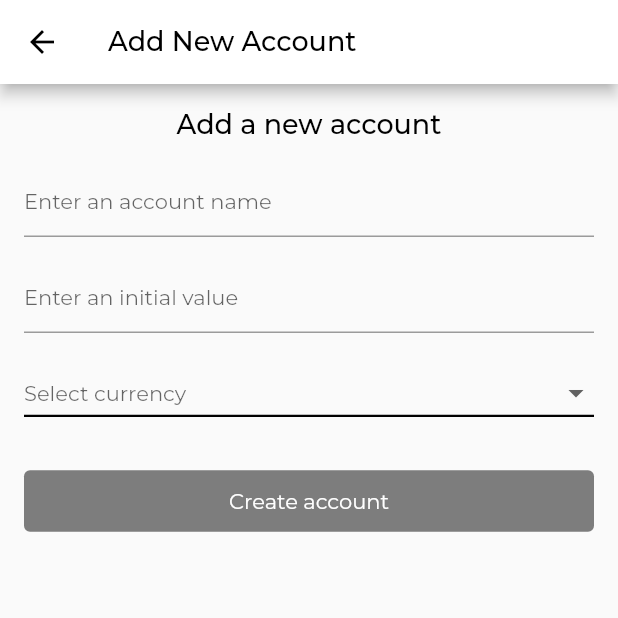
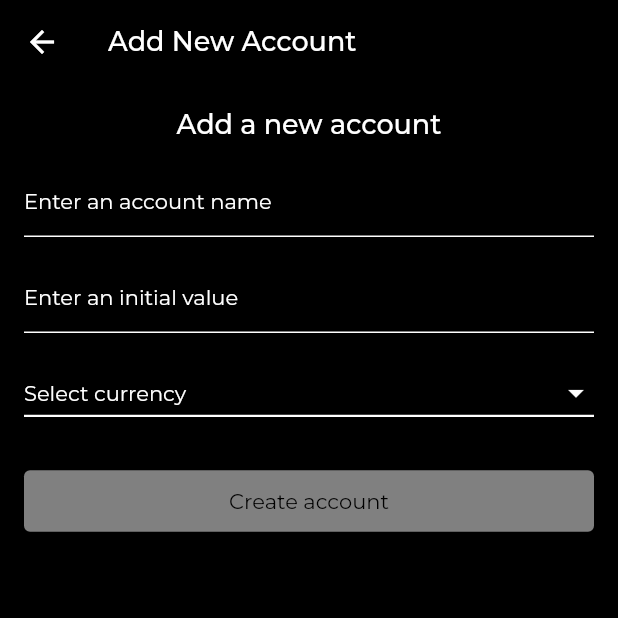
Before and after one commit to krzychudz/wallet_tracker_v2, a Flutter app: the screen it shows after launch, after a tap on "Add Account", on a phone screen of 412 x 824 dp, the top half of it. Run offline on Flutter 3.47's test engine with Material 2 defaults, Android fonts, the phone set to English and light mode, and no system bars; our stand-ins replace dartz, drift, easy_localization, flutter_bloc, flutter_hooks, flutter_modular and 4 more; missing offline and left inert: money2, quick_actions; accounts and stored records are empty; generated files the repository leaves out were written again; project files that could hold a hidden picture were left out.

Commit message:
Wip dark mode

```diff
--- a/lib/core/widgets/app_bar/app_bar.dart
+++ b/lib/core/widgets/app_bar/app_bar.dart
@@ -16,13 +16,10 @@ class MainAppBar extends StatelessWidget implements PreferredSizeWidget {
       backgroundColor: Theme.of(context).primaryColor,
       title: Text(
         title,
-        style: Theme.of(context).textTheme.headline1,
+        style: Theme.of(context).textTheme.displayLarge,
       ),
       actions: actions,
       automaticallyImplyLeading: true,
-      iconTheme: const IconThemeData(
-        color: Colors.black,
-      ),
     );
   }
 
--- a/lib/features/add_account/presentation/pages/add_account_view.dart
+++ b/lib/features/add_account/presentation/pages/add_account_view.dart
@@ -154,7 +154,11 @@ class CurrencyPicker extends StatelessWidget {
           final currencyCode = state.currencyCode.value;
           return DropdownButton(
             value: currencyCode.isNotEmpty ? currencyCode : null,
-            hint: const Text('add_account_select_currency').tr(),
+            iconEnabledColor: Theme.of(context).colorScheme.secondary,
+            hint: Text(
+              'add_account_select_currency',
+              style: TextStyle(color: Theme.of(context).colorScheme.secondary),
+            ).tr(),
             isExpanded: true,
             underline: Container(
               height: 1.5,
--- a/lib/features/dashboard/presentation/pages/dashboard/dashboard_view.dart
+++ b/lib/features/dashboard/presentation/pages/dashboard/dashboard_view.dart
@@ -45,7 +45,6 @@ class DashboardViewBody extends StatelessWidget {
   @override
   Widget build(BuildContext context) {
     return Scaffold(
-      backgroundColor: CustomColors.mainBackground,
       appBar: MainAppBar(
         title: 'app_name_label'.tr(),
       ),
--- a/lib/main.dart
+++ b/lib/main.dart
@@ -3,7 +3,7 @@ import 'package:flutter/material.dart';
 import 'package:flutter_modular/flutter_modular.dart'
     hide ModularWatchExtension;
 import 'package:wallet_tracker_v2/features/quick_actions/quick_actions_cubit.dart';
-import 'package:wallet_tracker_v2/theme/theme%20data/theme_light.dart';
+import 'package:wallet_tracker_v2/theme/theme_data/theme_dark.dart';
 
 import 'app_module.dart';
 
@@ -42,7 +42,7 @@ class _WalletTrackerAppState extends State<WalletTrackerApp> {
   Widget build(BuildContext context) {
     return MaterialApp.router(
       title: 'Wallet Tracker',
-      theme: lightThemeData(context),
+      theme: darkThemeData(context),
       locale: context.locale,
       localizationsDelegates: context.localizationDelegates,
       supportedLocales: context.supportedLocales,
--- a/lib/theme/theme data/theme_light.dart
+++ b/lib/theme/theme_data/theme_dark.dart
@@ -1,20 +1,26 @@
 import 'package:flutter/material.dart';
-import 'package:wallet_tracker_v2/theme/colors/custom_colors.dart';
 
-ThemeData lightThemeData(BuildContext context) {
-  return ThemeData.light().copyWith(
-    textSelectionTheme: const TextSelectionThemeData(cursorColor: Colors.black),
+ThemeData darkThemeData(BuildContext context) {
+  return ThemeData.dark().copyWith(
+    scaffoldBackgroundColor: Colors.black,
+    textSelectionTheme: const TextSelectionThemeData(cursorColor: Colors.white),
     inputDecorationTheme: const InputDecorationTheme(
+      hintStyle: TextStyle(
+        color: Colors.white,
+      ),
       focusedBorder: UnderlineInputBorder(
         borderSide: BorderSide(
           color: Colors.black,
         ),
       ),
+      enabledBorder: UnderlineInputBorder(
+        borderSide: BorderSide(color: Colors.white),
+      ),
     ),
-    primaryColor: Colors.white,
+    primaryColor: Colors.black,
     textTheme: const TextTheme(
       displayLarge: TextStyle(
-        color: Colors.black,
+        color: Colors.white,
         fontSize: 18.0,
         fontFamily: 'Montserrat',
         fontWeight: FontWeight.w500,
@@ -31,7 +37,7 @@ ThemeData lightThemeData(BuildContext context) {
         fontWeight: FontWeight.w500,
       ),
       headlineMedium: TextStyle(
-        color: Colors.grey,
+        color: Colors.black,
         fontSize: 12.0,
         fontFamily: 'Montserrat',
         fontWeight: FontWeight.w500,
@@ -42,36 +48,41 @@ ThemeData lightThemeData(BuildContext context) {
         fontFamily: 'Montserrat',
       ),
       bodyMedium: TextStyle(
-        color: CustomColors.blackText,
+        color: Colors.black,
         fontSize: 10.0,
         fontFamily: 'Montserrat',
       ),
       bodySmall: TextStyle(
-        color: Colors.black,
+        color: Colors.white,
         fontSize: 14.0,
         fontFamily: 'Montserrat',
       ),
       titleMedium: TextStyle(
-        color: Colors.black,
+        color: Colors.white,
         fontSize: 14.0,
         fontFamily: 'Montserrat',
       ),
     ),
+    appBarTheme: const AppBarTheme(
+      iconTheme: IconThemeData(color: Colors.white),
+    ),
+    floatingActionButtonTheme: const FloatingActionButtonThemeData(
+        backgroundColor: Colors.white, foregroundColor: Colors.black),
     elevatedButtonTheme: ElevatedButtonThemeData(
       style: ButtonStyle(
         backgroundColor: MaterialStateProperty.resolveWith<Color>(
           (Set<MaterialState> states) {
             if (states.contains(MaterialState.pressed)) {
-              return Colors.black.withOpacity(0.5);
+              return Colors.white.withOpacity(0.5);
             } else {
               if (states.contains(MaterialState.disabled)) {
-                return Colors.black.withOpacity(0.5);
+                return Colors.white.withOpacity(0.5);
               }
             }
-            return Colors.black; // Use the component's default.
+            return Colors.white; // Use the component's default.
           },
         ),
-        foregroundColor: MaterialStateProperty.all<Color>(Colors.white),
+        foregroundColor: MaterialStateProperty.all<Color>(Colors.black),
         textStyle: MaterialStateProperty.all<TextStyle>(
           const TextStyle(
             color: Colors.black,
@@ -83,8 +94,8 @@ ThemeData lightThemeData(BuildContext context) {
     ),
     colorScheme: ColorScheme.fromSwatch()
         .copyWith(
-          secondary: Colors.black,
-          primary: Colors.white,
+          secondary: Colors.white,
+          primary: Colors.black,
         )
         .copyWith(background: const Color(0xffE5E5E5)),
   );
```
Also changed, not shown: lib/theme/theme_data/theme_light.dart (added, +103 -0 lines).
